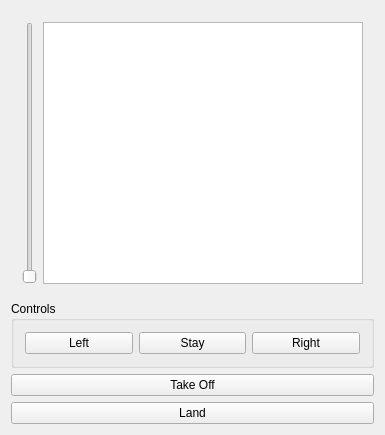
yteo006/cutedrone, file cutefaceui/mainwindow.ui: the form before one commit.
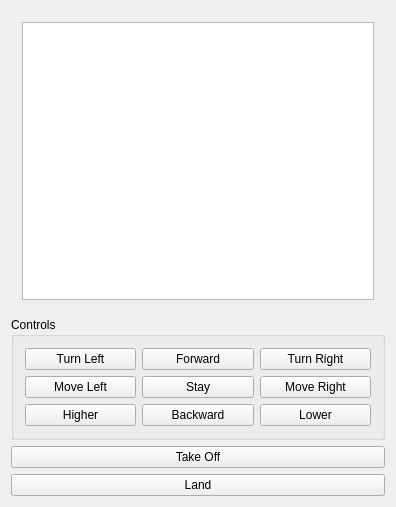
The form after the commit.

```diff
--- a/cutefaceui/mainwindow.ui
+++ b/cutefaceui/mainwindow.ui
@@ -6,8 +6,8 @@
    <rect>
     <x>0</x>
     <y>0</y>
-    <width>385</width>
-    <height>435</height>
+    <width>396</width>
+    <height>507</height>
    </rect>
   </property>
   <property name="windowTitle">
@@ -19,15 +19,15 @@
      <widget class="QWidget" name="widget" native="true">
       <layout class="QHBoxLayout" name="horizontalLayout">
        <item>
-        <widget class="QSlider" name="verticalSlider">
-         <property name="orientation">
-          <enum>Qt::Vertical</enum>
+        <widget class="QGraphicsView" name="graphicsView">
+         <property name="minimumSize">
+          <size>
+           <width>320</width>
+           <height>240</height>
+          </size>
          </property>
         </widget>
        </item>
-       <item>
-        <widget class="QGraphicsView" name="graphicsView"/>
-       </item>
       </layout>
      </widget>
     </item>
@@ -36,25 +36,67 @@
       <property name="title">
        <string>Controls</string>
       </property>
-      <layout class="QHBoxLayout" name="horizontalLayout_2">
-       <item>
-        <widget class="QPushButton" name="pushButtonTurnLeft">
-         <property name="text">
-          <string>Left</string>
-         </property>
-        </widget>
-       </item>
-       <item>
+      <layout class="QGridLayout" name="gridLayout">
+       <item row="1" column="2">
         <widget class="QPushButton" name="pushButtonStay">
          <property name="text">
           <string>Stay</string>
          </property>
         </widget>
        </item>
-       <item>
+       <item row="0" column="2">
+        <widget class="QPushButton" name="pushButtonForward">
+         <property name="text">
+          <string>Forward</string>
+         </property>
+        </widget>
+       </item>
+       <item row="2" column="2">
+        <widget class="QPushButton" name="pushButtonBackward">
+         <property name="text">
+          <string>Backward</string>
+         </property>
+        </widget>
+       </item>
+       <item row="1" column="3">
+        <widget class="QPushButton" name="pushButtonMoveRight">
+         <property name="text">
+          <string>Move Right</string>
+         </property>
+        </widget>
+       </item>
+       <item row="0" column="3">
         <widget class="QPushButton" name="pushButtonTurnRight">
          <property name="text">
-          <string>Right</string>
+          <string>Turn Right</string>
+         </property>
+        </widget>
+       </item>
+       <item row="1" column="0">
+        <widget class="QPushButton" name="pushButtonMoveLeft">
+         <property name="text">
+          <string>Move Left</string>
+         </property>
+        </widget>
+       </item>
+       <item row="0" column="0">
+        <widget class="QPushButton" name="pushButtonTurnLeft">
+         <property name="text">
+          <string>Turn Left</string>
+         </property>
+        </widget>
+       </item>
+       <item row="2" column="0">
+        <widget class="QPushButton" name="pushButtonHigher">
+         <property name="text">
+          <string>Higher</string>
+         </property>
+        </widget>
+       </item>
+       <item row="2" column="3">
+        <widget class="QPushButton" name="pushButtonLower">
+         <property name="text">
+          <string>Lower</string>
          </property>
         </widget>
        </item>
```
